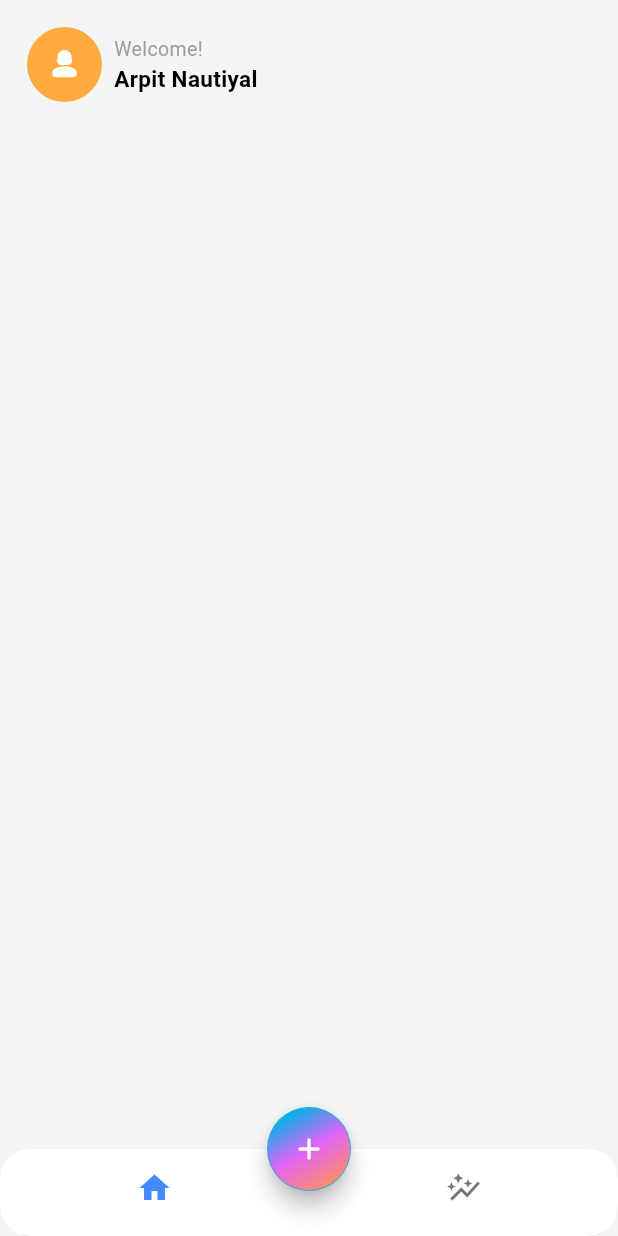
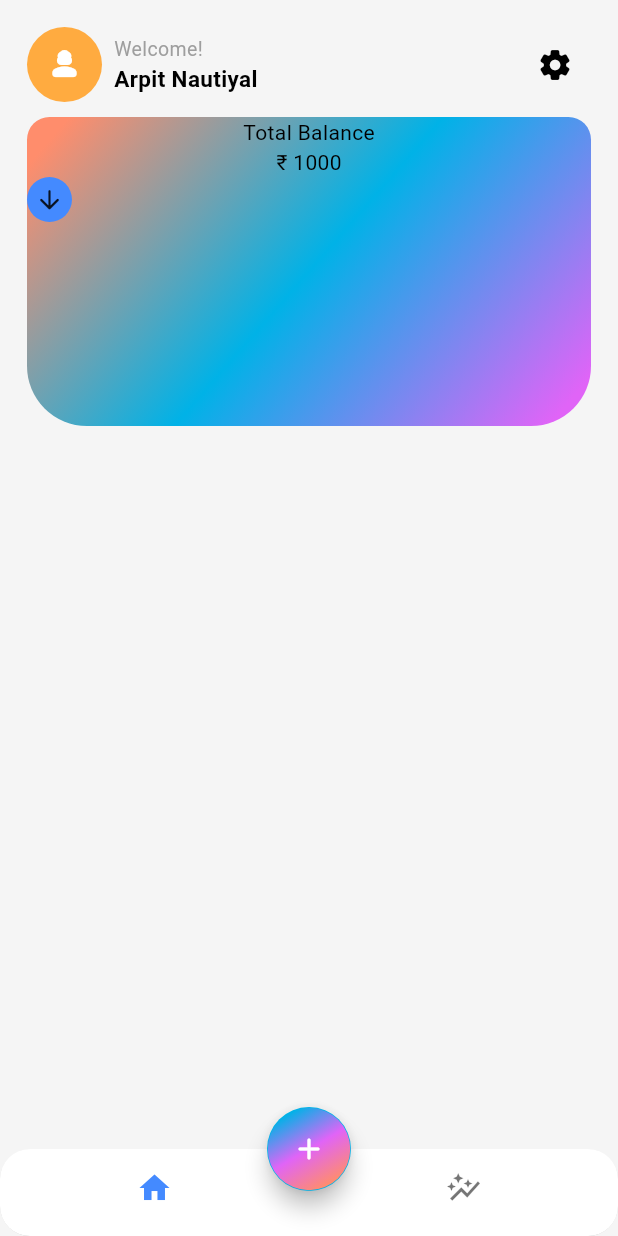
Before and after one commit to ArpitNautiyal2201/Expenses-Tracker-app, a Flutter app: the screen it shows after launch, on a phone screen of 412 x 824 dp. Run offline on Flutter 3.47's test engine with Material 3 defaults, Android fonts, the phone set to English and light mode, and no system bars.

Commit message:
2nd time changes in app

```diff
--- a/lib/screens/home/views/main_screen.dart
+++ b/lib/screens/home/views/main_screen.dart
@@ -9,6 +9,9 @@ class MainScreen extends StatelessWidget {
       child: Padding(
         padding: const EdgeInsets.all(18.0),
         child: Column(
+          children: [
+            Row(
+              mainAxisAlignment: MainAxisAlignment.spaceBetween,
               children: [
                 Row(
                   children: [
@@ -47,8 +50,59 @@ class MainScreen extends StatelessWidget {
                           )
                         )
                       ],
+                    ),
+                  ],
+                ),
+                IconButton(onPressed: () {}, icon: const Icon(Icons.settings_rounded))
+              ],
+            ),
+            const Padding(padding: EdgeInsets.symmetric(vertical: 5)),
+            // SizedBox(height: 18,),
+            Container(
+              width: MediaQuery.of(context).size.width,
+              height: MediaQuery.of(context).size.width / 2,
+              decoration: const BoxDecoration(
+                gradient: LinearGradient(colors: [
+                  Color(0xFFFF8D6C),
+
+                  Color(0xFF00B2E7),
+                  Color(0xFFE064F7),
+                ],
+            transform: GradientRotation(21 / 3)
+            ),
+                borderRadius: BorderRadius.vertical(
+                  top: Radius.circular(15),
+                  bottom: Radius.circular(40)
+                ),
+
+              ),
+              child: Column(
+                children: [
+                  const Text("Total Balance"),
+                  const Text("₹ 1000"),
+
+                  Row(
+                    children: [
+                      Row(
+                        children: [
+                          Container(
+                            width: 30,
+                            height: 30,
+                            decoration: const BoxDecoration(
+                              color: Colors.blueAccent,
+                              shape: BoxShape.circle,
+                            ),
+                            child: const Center(
+                              child: Icon(Icons.arrow_downward_rounded,size: 20,),
+
+                            ),
                           )
                         ],
+                      )
+                    ],
+                  )
+                ],
+              ),
             )
           ],
         ),
```
Lines whose indentation alone changed are shown as unchanged.
